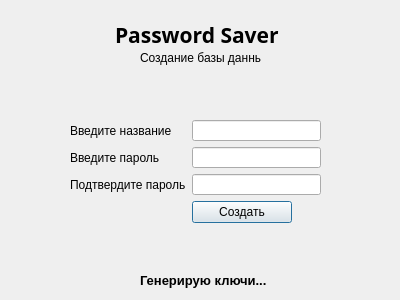
Qt form ui/DatabaseCreation.ui (rybkinn/PasswordSaver) before a commit.
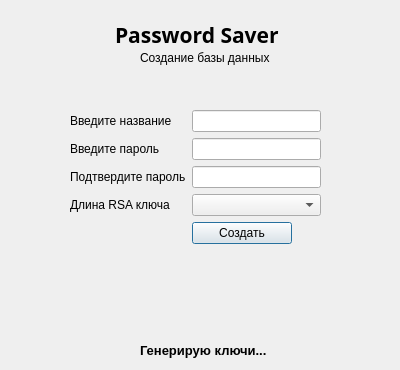
The same form after that commit.

Patch:
```diff
--- a/ui/DatabaseCreation.ui
+++ b/ui/DatabaseCreation.ui
@@ -7,19 +7,19 @@
     <x>0</x>
     <y>0</y>
     <width>400</width>
-    <height>300</height>
+    <height>370</height>
    </rect>
   </property>
   <property name="minimumSize">
    <size>
     <width>400</width>
-    <height>300</height>
+    <height>370</height>
    </size>
   </property>
   <property name="maximumSize">
    <size>
     <width>400</width>
-    <height>300</height>
+    <height>370</height>
    </size>
   </property>
   <property name="font">
@@ -36,10 +36,16 @@
     <rect>
      <x>140</x>
      <y>50</y>
-     <width>121</width>
+     <width>150</width>
      <height>16</height>
     </rect>
    </property>
+   <property name="minimumSize">
+    <size>
+     <width>150</width>
+     <height>16</height>
+    </size>
+   </property>
    <property name="text">
     <string>Создание базы данных</string>
    </property>
@@ -72,9 +78,9 @@
    <property name="geometry">
     <rect>
      <x>70</x>
-     <y>120</y>
+     <y>110</y>
      <width>251</width>
-     <height>103</height>
+     <height>179</height>
     </rect>
    </property>
    <layout class="QFormLayout" name="formLayout">
@@ -125,7 +131,7 @@
       </property>
      </widget>
     </item>
-    <item row="3" column="1">
+    <item row="4" column="1">
      <widget class="QPushButton" name="pushButton">
       <property name="maximumSize">
        <size>
@@ -138,13 +144,30 @@
       </property>
      </widget>
     </item>
+    <item row="3" column="0">
+     <widget class="QLabel" name="label_7">
+      <property name="text">
+       <string>Длина RSA ключа</string>
+      </property>
+     </widget>
+    </item>
+    <item row="3" column="1">
+     <widget class="QComboBox" name="comboBox">
+      <property name="minimumSize">
+       <size>
+        <width>110</width>
+        <height>0</height>
+       </size>
+      </property>
+     </widget>
+    </item>
    </layout>
   </widget>
   <widget class="QLabel" name="label_6">
    <property name="geometry">
     <rect>
      <x>140</x>
-     <y>270</y>
+     <y>340</y>
      <width>140</width>
      <height>20</height>
     </rect>
```
